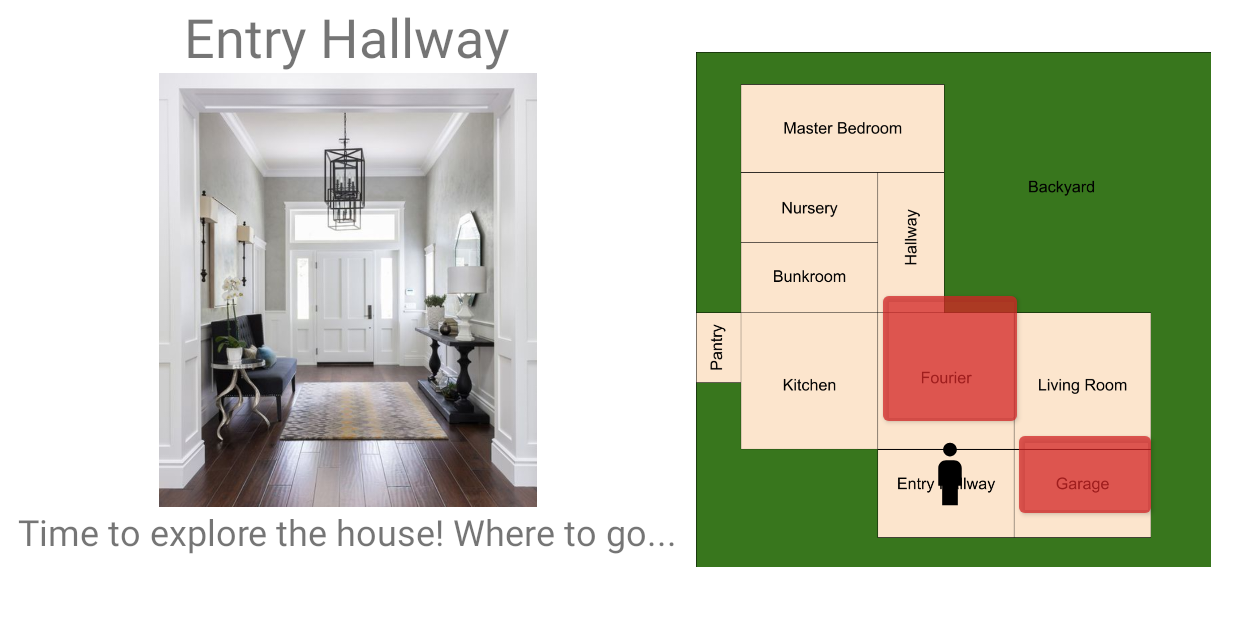
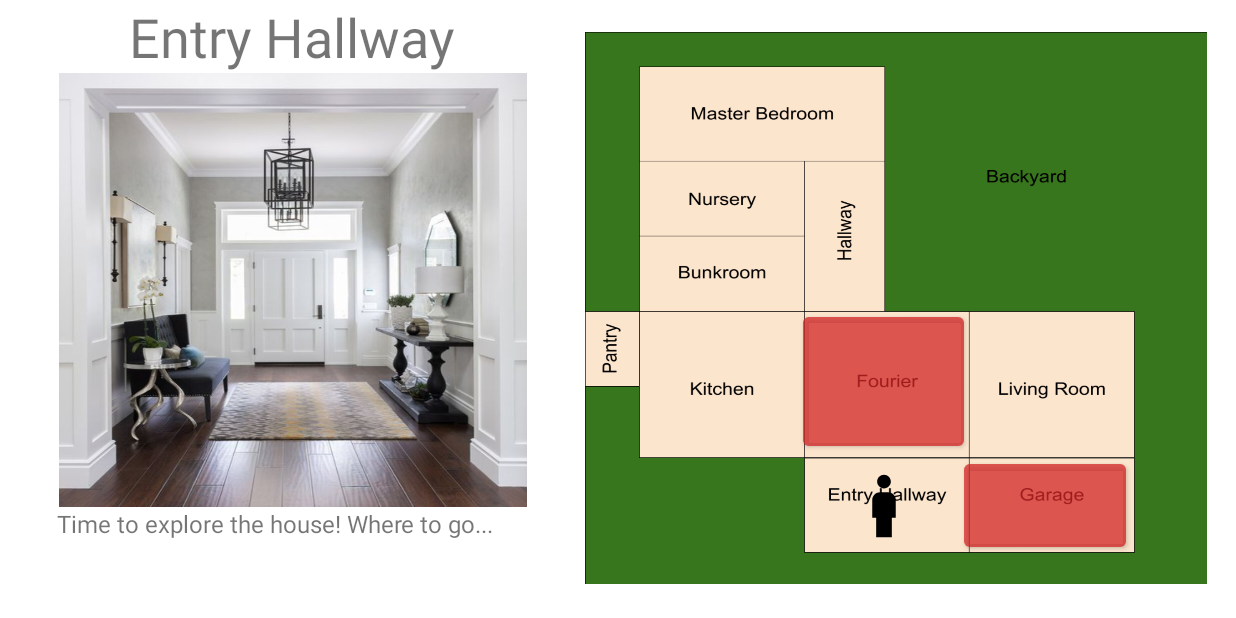
Before and after one commit to ryantburke/ExploreTheNeighborhood, an Android app: the HauntedHouseActivity screen opened directly, with no data from a screen before it, on a phone screen of 824 x 412 dp (held sideways). Run offline under Robolectric (Android 15) with nearby library versions, the phone set to English and light mode, and no system bars.

Commit message:
updated xml to be dynamic

```diff
--- a/app/src/main/res/layout/haunted_house.xml
+++ b/app/src/main/res/layout/haunted_house.xml
@@ -9,12 +9,14 @@
 
     <ImageView
         android:id="@+id/iv_map"
-        android:layout_width="343dp"
-        android:layout_height="346dp"
-        app:layout_constraintBottom_toBottomOf="parent"
+        android:layout_width="0dp"
+        android:layout_height="0dp"
+        android:scaleType="fitXY"
+        android:adjustViewBounds="true"
+        app:layout_constraintBottom_toTopOf="@+id/guideline_map_base"
         app:layout_constraintEnd_toStartOf="@+id/guideline4"
         app:layout_constraintStart_toStartOf="@+id/guideline3"
-        app:layout_constraintTop_toTopOf="parent"
+        app:layout_constraintTop_toTopOf="@+id/guideline"
         app:srcCompat="@drawable/haunted_house" />
 
     <ImageView
@@ -32,44 +34,56 @@
         android:layout_width="wrap_content"
         android:layout_height="wrap_content"
         android:text="Room Name"
-        android:textSize="36dp"
+        android:textSize="36sp"
         app:layout_constraintEnd_toStartOf="@+id/guideline3"
         app:layout_constraintStart_toStartOf="parent"
         app:layout_constraintTop_toTopOf="parent" />
 
     <TextView
         android:id="@+id/room_description"
-        android:layout_width="wrap_content"
-        android:layout_height="wrap_content"
+        android:layout_width="314dp"
+        android:layout_height="48dp"
         android:text="Room Description"
-        android:textSize="24dp"
+        android:textSize="16sp"
         app:layout_constraintEnd_toStartOf="@+id/guideline3"
         app:layout_constraintStart_toStartOf="parent"
         app:layout_constraintTop_toBottomOf="@+id/iv_room_image" />
 
 
+    <ImageView
+        android:id="@+id/iv_room_image"
+        android:layout_width="312dp"
+        android:layout_height="289dp"
+        android:scaleType="fitXY"
+        app:layout_constraintEnd_toStartOf="@+id/guideline3"
+        app:layout_constraintStart_toStartOf="parent"
+        app:layout_constraintTop_toBottomOf="@+id/room_name"
+        app:srcCompat="@drawable/houseexplore" />
+
     <Button
         android:id="@+id/entry_hallway"
-        android:layout_width="88dp"
-        android:layout_height="62dp"
+        android:layout_width="0dp"
+        android:layout_height="0dp"
         android:backgroundTint="#80D32626"
+        app:layout_constraintBottom_toTopOf="@+id/guideline6"
         app:layout_constraintEnd_toStartOf="@+id/vert_guideline4"
         app:layout_constraintStart_toStartOf="@+id/vert_guideline2"
         app:layout_constraintTop_toTopOf="@+id/hor_guideline6" />
 
     <Button
         android:id="@+id/garage"
-        android:layout_width="88dp"
-        android:layout_height="63dp"
+        android:layout_width="0dp"
+        android:layout_height="0dp"
         android:backgroundTint="#80D32626"
+        app:layout_constraintBottom_toTopOf="@+id/guideline6"
         app:layout_constraintEnd_toStartOf="@+id/vert_guideline5"
         app:layout_constraintStart_toStartOf="@+id/vert_guideline4"
         app:layout_constraintTop_toTopOf="@+id/hor_guideline6" />
 
     <Button
         android:id="@+id/living_room"
-        android:layout_width="86dp"
-        android:layout_height="99dp"
+        android:layout_width="0dp"
+        android:layout_height="0dp"
         android:backgroundTint="#80D32626"
         app:layout_constraintBottom_toTopOf="@+id/hor_guideline6"
         app:layout_constraintEnd_toStartOf="@+id/vert_guideline5"
@@ -78,18 +92,19 @@
 
     <Button
         android:id="@+id/fourier"
-        android:layout_width="89dp"
-        android:layout_height="95dp"
+        android:layout_width="0dp"
+        android:layout_height="0dp"
         android:backgroundTint="#80D32626"
         app:layout_constraintBottom_toTopOf="@+id/hor_guideline6"
         app:layout_constraintEnd_toStartOf="@+id/vert_guideline4"
         app:layout_constraintStart_toStartOf="@+id/vert_guideline2"
-        app:layout_constraintTop_toTopOf="@+id/hor_guideline4" />
+        app:layout_constraintTop_toTopOf="@+id/hor_guideline4"
+        app:layout_constraintVertical_bias="0.25" />
 
     <Button
         android:id="@+id/hallway"
-        android:layout_width="50dp"
-        android:layout_height="94dp"
+        android:layout_width="0dp"
+        android:layout_height="0dp"
         android:backgroundTint="#80D32626"
         app:layout_constraintBottom_toTopOf="@+id/hor_guideline4"
         app:layout_constraintEnd_toEndOf="@+id/master_bedroom"
@@ -98,8 +113,8 @@
 
     <Button
         android:id="@+id/kitchen"
-        android:layout_width="94dp"
-        android:layout_height="97dp"
+        android:layout_width="0dp"
+        android:layout_height="0dp"
         android:backgroundTint="#80D32626"
         app:layout_constraintBottom_toTopOf="@+id/hor_guideline6"
         app:layout_constraintEnd_toStartOf="@+id/vert_guideline2"
@@ -108,8 +123,8 @@
 
     <Button
         android:id="@+id/nursery"
-        android:layout_width="81dp"
-        android:layout_height="48dp"
+        android:layout_width="0dp"
+        android:layout_height="0dp"
         android:backgroundTint="#80D32626"
         app:layout_constraintBottom_toTopOf="@+id/hor_guideline3"
         app:layout_constraintEnd_toStartOf="@+id/vert_guideline2"
@@ -118,19 +133,18 @@
 
     <Button
         android:id="@+id/master_bedroom"
-        android:layout_width="136dp"
-        android:layout_height="62dp"
+        android:layout_width="0dp"
+        android:layout_height="0dp"
         android:backgroundTint="#80D32626"
         app:layout_constraintBottom_toTopOf="@+id/hor_guideline2"
-        app:layout_constraintDimensionRatio="H,1:1"
         app:layout_constraintEnd_toStartOf="@+id/vert_guideline3"
         app:layout_constraintStart_toStartOf="@+id/vert_guideline1"
         app:layout_constraintTop_toTopOf="@+id/hor_guideline1" />
 
     <Button
         android:id="@+id/backyard"
-        android:layout_width="134dp"
-        android:layout_height="152dp"
+        android:layout_width="0dp"
+        android:layout_height="0dp"
         android:backgroundTint="#809AB61D"
         app:layout_constraintBottom_toTopOf="@+id/hor_guideline4"
         app:layout_constraintEnd_toStartOf="@+id/vert_guideline5"
@@ -139,18 +153,18 @@
 
     <Button
         android:id="@+id/bunkroom"
-        android:layout_width="89dp"
-        android:layout_height="52dp"
+        android:layout_width="0dp"
+        android:layout_height="0dp"
         android:backgroundTint="#80D32626"
         app:layout_constraintBottom_toTopOf="@+id/hor_guideline4"
-        app:layout_constraintEnd_toEndOf="@+id/nursery"
+        app:layout_constraintEnd_toStartOf="@+id/vert_guideline2"
         app:layout_constraintStart_toStartOf="@+id/vert_guideline1"
         app:layout_constraintTop_toTopOf="@+id/hor_guideline3" />
 
     <Button
         android:id="@+id/pantry"
-        android:layout_width="26dp"
-        android:layout_height="54dp"
+        android:layout_width="0dp"
+        android:layout_height="0dp"
         android:backgroundTint="#80D32626"
         app:layout_constraintBottom_toTopOf="@+id/hor_guideline5"
         app:layout_constraintEnd_toStartOf="@+id/vert_guideline1"
@@ -162,78 +176,77 @@
         android:layout_width="wrap_content"
         android:layout_height="wrap_content"
         android:orientation="vertical"
-        app:layout_constraintGuide_end="328dp" />
+        app:layout_constraintGuide_percent="0.51976573" />
 
     <androidx.constraintlayout.widget.Guideline
         android:id="@+id/vert_guideline2"
         android:layout_width="wrap_content"
         android:layout_height="wrap_content"
         android:orientation="vertical"
-        app:layout_constraintGuide_end="241dp" />
+        app:layout_constraintGuide_percent="0.65" />
 
     <androidx.constraintlayout.widget.Guideline
         android:id="@+id/vert_guideline3"
         android:layout_width="wrap_content"
         android:layout_height="wrap_content"
         android:orientation="vertical"
-        app:layout_constraintGuide_end="190dp" />
+        app:layout_constraintGuide_percent="0.715" />
 
     <androidx.constraintlayout.widget.Guideline
         android:id="@+id/vert_guideline4"
         android:layout_width="wrap_content"
         android:layout_height="wrap_content"
         android:orientation="vertical"
-        app:layout_constraintGuide_end="141dp" />
+        app:layout_constraintGuide_percent="0.78" />
 
     <androidx.constraintlayout.widget.Guideline
         android:id="@+id/vert_guideline5"
         android:layout_width="wrap_content"
         android:layout_height="wrap_content"
         android:orientation="vertical"
-        app:layout_constraintGuide_end="61dp" />
+        app:layout_constraintGuide_percent="0.91068816" />
 
     <androidx.constraintlayout.widget.Guideline
         android:id="@+id/hor_guideline1"
         android:layout_width="wrap_content"
         android:layout_height="wrap_content"
         android:orientation="horizontal"
-        app:layout_constraintGuide_begin="42dp" />
+        app:layout_constraintGuide_percent="0.10852713" />
 
     <androidx.constraintlayout.widget.Guideline
         android:id="@+id/hor_guideline2"
         android:layout_width="wrap_content"
         android:layout_height="wrap_content"
         android:orientation="horizontal"
-        app:layout_constraintGuide_begin="102dp" />
+        app:layout_constraintGuide_percent="0.26098192" />
 
     <androidx.constraintlayout.widget.Guideline
         android:id="@+id/hor_guideline3"
         android:layout_width="wrap_content"
         android:layout_height="wrap_content"
         android:orientation="horizontal"
-        app:layout_constraintGuide_begin="148dp" />
+        app:layout_constraintGuide_percent="0.38242894" />
 
     <androidx.constraintlayout.widget.Guideline
         android:id="@+id/hor_guideline4"
         android:layout_width="wrap_content"
         android:layout_height="wrap_content"
         android:orientation="horizontal"
-        app:layout_constraintGuide_begin="193dp" />
+        app:layout_constraintGuide_percent="0.498708" />
 
     <androidx.constraintlayout.widget.Guideline
         android:id="@+id/hor_guideline5"
         android:layout_width="wrap_content"
         android:layout_height="wrap_content"
         android:orientation="horizontal"
-        app:layout_constraintGuide_begin="243dp" />
-
+        app:layout_constraintGuide_percent="0.625323" />
 
     <androidx.constraintlayout.widget.Guideline
         android:id="@+id/hor_guideline6"
         android:layout_width="wrap_content"
         android:layout_height="wrap_content"
         android:orientation="horizontal"
-        app:layout_constraintGuide_begin="285dp" />
+        app:layout_constraintGuide_percent="0.7364341" />
 
     <androidx.constraintlayout.widget.Guideline
         android:id="@+id/hor_guideline7"
@@ -254,22 +267,34 @@
         android:layout_width="wrap_content"
         android:layout_height="wrap_content"
         android:orientation="vertical"
-        app:layout_constraintGuide_end="361dp" />
+        app:layout_constraintGuide_percent="0.47291362" />
 
     <androidx.constraintlayout.widget.Guideline
         android:id="@+id/guideline4"
         android:layout_width="wrap_content"
         android:layout_height="wrap_content"
         android:orientation="vertical"
-        app:layout_constraintGuide_end="16dp" />
+        app:layout_constraintGuide_percent="0.97657394" />
 
-    <ImageView
-        android:id="@+id/iv_room_image"
-        android:layout_width="312dp"
-        android:layout_height="289dp"
-        app:layout_constraintEnd_toStartOf="@+id/guideline3"
-        app:layout_constraintStart_toStartOf="parent"
-        app:layout_constraintTop_toBottomOf="@+id/room_name"
-        app:srcCompat="@drawable/houseexplore" />
+    <androidx.constraintlayout.widget.Guideline
+        android:id="@+id/guideline"
+        android:layout_width="wrap_content"
+        android:layout_height="wrap_content"
+        android:orientation="horizontal"
+        app:layout_constraintGuide_percent="0.051679585" />
+
+    <androidx.constraintlayout.widget.Guideline
+        android:id="@+id/guideline_map_base"
+        android:layout_width="wrap_content"
+        android:layout_height="wrap_content"
+        android:orientation="horizontal"
+        app:layout_constraintGuide_percent="0.9457364" />
+
+    <androidx.constraintlayout.widget.Guideline
+        android:id="@+id/guideline6"
+        android:layout_width="wrap_content"
+        android:layout_height="wrap_content"
+        android:orientation="horizontal"
+        app:layout_constraintGuide_percent="0.9" />
 
 </androidx.constraintlayout.widget.ConstraintLayout>
```
